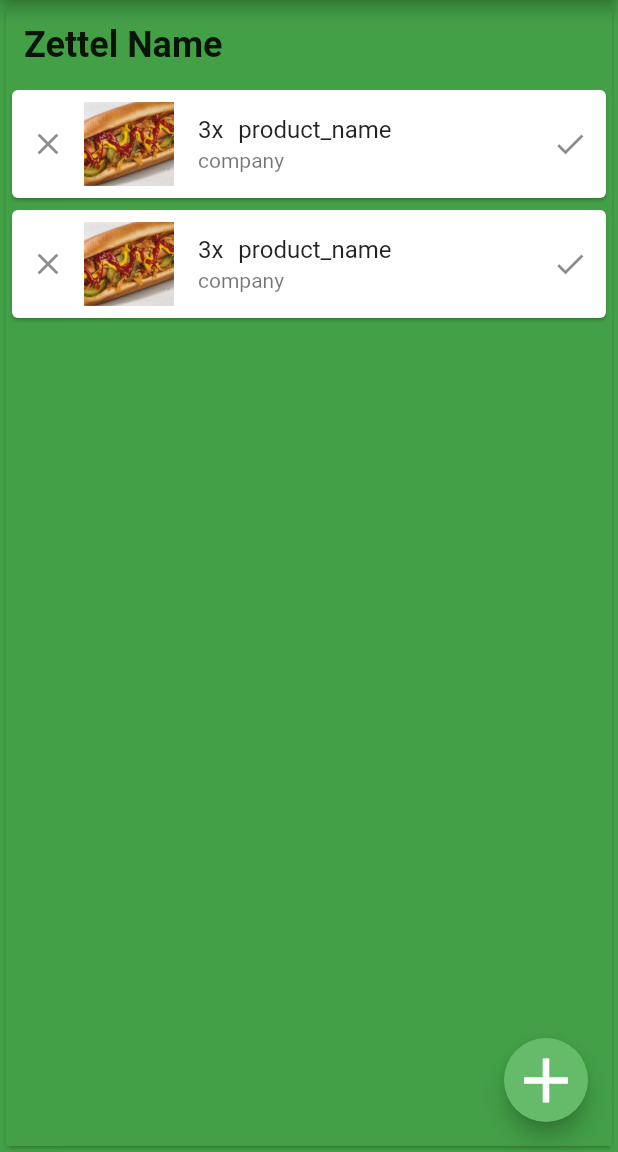
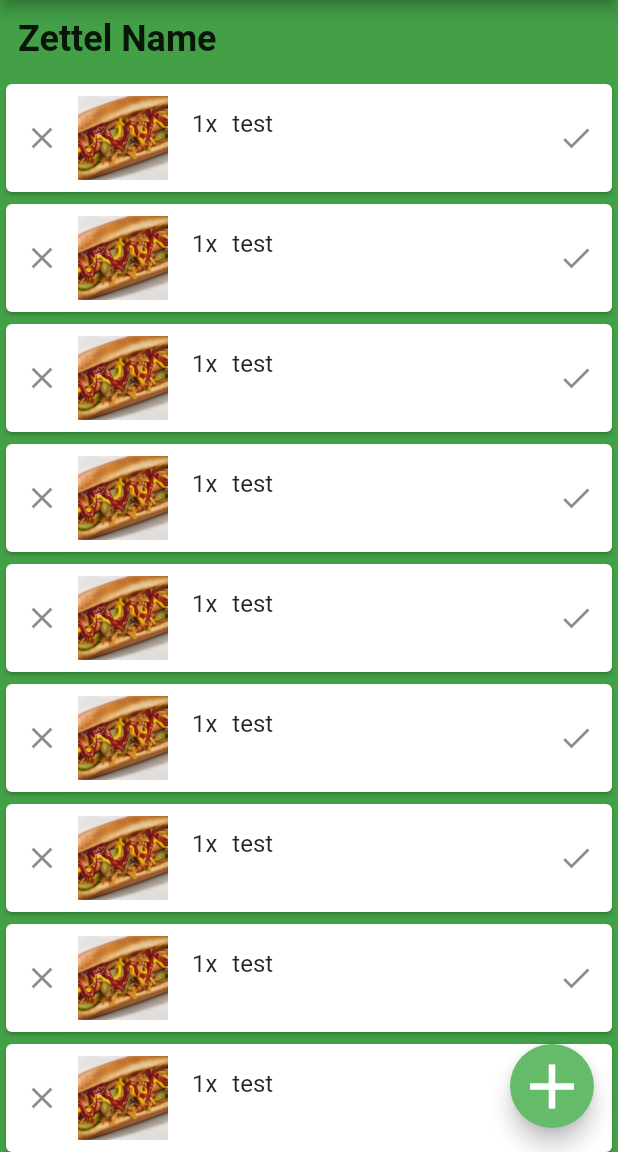
Before and after one commit to JoSchae/einkaufszettel, a Flutter app: the screen it shows after launch, after a tap on the "clear" icon, on a phone screen of 412 x 824 dp, the part 84-1236 px from its top. Run offline on Flutter 3.47's test engine with Material 2 defaults, Android fonts, the phone set to English and light mode, and no system bars.

```diff
--- a/lib/home/mainpage.dart
+++ b/lib/home/mainpage.dart
@@ -3,26 +3,12 @@ import 'package:einkaufszettel/appbar/customAppBar.dart';
 import 'package:einkaufszettel/item_list/custom_items_list.dart';
 import 'package:flutter/material.dart';
 
-class MainPage extends StatefulWidget {
-  @override
-  _MainPageState createState() => _MainPageState();
-}
-
-class _MainPageState extends State<MainPage> {
-  List<CustomListItemObject> items;
-
-  // @override
-  // void initState() {
-  //   super.initState();
-  // }
-
+class MainPage extends StatelessWidget {
   @override
   Widget build(BuildContext context) {
     return Scaffold(
       appBar: CustomAppBar(),
-      body: Card(
-        color: Colors.green.shade600,
-        child: Column(
+      body: Column(
         children: <Widget>[
           Padding(
             padding: const EdgeInsets.all(12.0),
@@ -39,23 +25,64 @@ class _MainPageState extends State<MainPage> {
           Expanded(child: CustomItemsList())
         ],
       ),
-      ),
       backgroundColor: Colors.green.shade600,
     );
   }
+}
 
-  // _addToList(CustomListItemObject item) {
-  //   setState(() {
-  //     this.items.add(item);
-  //   });
+// class MainPage extends StatefulWidget {
+//   @override
+//   _MainPageState createState() => _MainPageState();
 // }
 
-  // removeFromList(int itemIndex) {
-  //   setState(() {
-  //     items.removeAt(itemIndex);
-  //   });
+// class _MainPageState extends State<MainPage> {
+//   List<CustomListItemObject> items;
+
+//   // @override
+//   // void initState() {
+//   //   super.initState();
+//   // }
+
+//   @override
+//   Widget build(BuildContext context) {
+//     return Scaffold(
+//       appBar: CustomAppBar(),
+//       body: Card(
+//         color: Colors.green.shade600,
+//         child: Column(
+//           children: <Widget>[
+//             Padding(
+//               padding: const EdgeInsets.all(12.0),
+//               child: Row(
+//                 children: <Widget>[
+//                   Text(
+//                     "Zettel Name",
+//                     style:
+//                         TextStyle(fontSize: 24.0, fontWeight: FontWeight.bold),
+//                   ),
+//                 ],
+//               ),
+//             ),
+//             Expanded(child: CustomItemsList())
+//           ],
+//         ),
+//       ),
+//       backgroundColor: Colors.green.shade600,
+//     );
+//   }
+
+//   // _addToList(CustomListItemObject item) {
+//   //   setState(() {
+//   //     this.items.add(item);
+//   //   });
+//   // }
+
+//   // removeFromList(int itemIndex) {
+//   //   setState(() {
+//   //     items.removeAt(itemIndex);
+//   //   });
+//   // }
 // }
-}
 
 // class MainPage extends StatelessWidget {
 //   final List<CustomListItemObject> items = [
--- a/lib/item_list/add_cartitem_button.dart
+++ b/lib/item_list/add_cartitem_button.dart
@@ -3,9 +3,9 @@ import 'package:einkaufszettel/item_list/add_dialog.dart';
 import 'package:flutter/material.dart';
 
 class AddCartItemButton extends StatefulWidget {
-  final ValueChanged<CustomListItemObject> parentAction;
+  // final ValueChanged<CustomListItemObject> parentAction;
 
-  const AddCartItemButton({Key key, this.parentAction}) : super(key: key);
+  // const AddCartItemButton({Key key, this.parentAction}) : super(key: key);
 
   @override
   _AddCartItemButtonState createState() => _AddCartItemButtonState();
@@ -17,7 +17,7 @@ class _AddCartItemButtonState extends State<AddCartItemButton> {
         onPressed: () {
           showDialog(
               context: context,
-              builder: (BuildContext context) => AddItemDialog(parentAction: widget.parentAction));
+              builder: (BuildContext context) => AddItemDialog());
           // widget.parentAction();
         },
         child: Icon(
--- a/lib/item_list/bloc/item_list_provider.dart
+++ b/lib/item_list/bloc/item_list_provider.dart
@@ -2,7 +2,38 @@ import 'package:einkaufszettel/_models/CustomListItemObject.dart';
 import 'package:flutter/material.dart';
 
 class ItemListProvider {
-  List<CustomListItemObject> currentList = [];
+  List<CustomListItemObject> currentList = [
+    new CustomListItemObject(
+        id: new UniqueKey(), name: "test", amount: 1, created: DateTime.now()),
+    new CustomListItemObject(
+        id: new UniqueKey(), name: "test", amount: 1, created: DateTime.now()),
+    new CustomListItemObject(
+        id: new UniqueKey(), name: "test", amount: 1, created: DateTime.now()),
+    new CustomListItemObject(
+        id: new UniqueKey(), name: "test", amount: 1, created: DateTime.now()),
+    new CustomListItemObject(
+        id: new UniqueKey(), name: "test", amount: 1, created: DateTime.now()),
+    new CustomListItemObject(
+        id: new UniqueKey(), name: "test", amount: 1, created: DateTime.now()),
+    new CustomListItemObject(
+        id: new UniqueKey(), name: "test", amount: 1, created: DateTime.now()),
+    new CustomListItemObject(
+        id: new UniqueKey(), name: "test", amount: 1, created: DateTime.now()),
+    new CustomListItemObject(
+        id: new UniqueKey(), name: "test", amount: 1, created: DateTime.now()),
+    new CustomListItemObject(
+        id: new UniqueKey(), name: "test", amount: 1, created: DateTime.now()),
+    new CustomListItemObject(
+        id: new UniqueKey(), name: "test", amount: 1, created: DateTime.now()),
+    new CustomListItemObject(
+        id: new UniqueKey(), name: "test", amount: 1, created: DateTime.now()),
+    new CustomListItemObject(
+        id: new UniqueKey(), name: "test", amount: 1, created: DateTime.now()),
+    new CustomListItemObject(
+        id: new UniqueKey(), name: "test", amount: 1, created: DateTime.now()),
+    new CustomListItemObject(
+        id: new UniqueKey(), name: "test", amount: 1, created: DateTime.now())
+  ];
 
   void addToCurrentList(CustomListItemObject item) {
     currentList.add(item);
--- a/lib/item_list/custom_items_list.dart
+++ b/lib/item_list/custom_items_list.dart
@@ -4,31 +4,55 @@ import 'package:einkaufszettel/item_list/bloc/item_list_bloc.dart';
 import 'package:einkaufszettel/item_list/list_item.dart';
 import 'package:flutter/material.dart';
 
-class CustomItemsList extends StatefulWidget {
-  final ValueChanged<CustomListItemObject> parentAction;
+// class CustomItemsList extends StatefulWidget {
+//   final ValueChanged<CustomListItemObject> parentAction;
 
-  const CustomItemsList({Key key, this.parentAction}) : super(key: key);
+//   const CustomItemsList({Key key, this.parentAction}) : super(key: key);
 
-  @override
-  _CustomItemsListState createState() => _CustomItemsListState();
-}
+//   @override
+//   _CustomItemsListState createState() => _CustomItemsListState();
+// }
 
-class _CustomItemsListState extends State<CustomItemsList> {
-  List<CustomListItemObject> items;
+// class _CustomItemsListState extends State<CustomItemsList> {
+//   List<CustomListItemObject> items;
 
-  @override
-  void initState() {
-    this.items = [
-      new CustomListItemObject(
-          id: UniqueKey(),
-          name: "product_name",
-          amount: 3,
-          company: "company",
-          created: DateTime.now())
-    ];
-    super.initState();
-  }
+//   @override
+//   void initState() {
+//     this.items = [
+//       new CustomListItemObject(
+//           id: UniqueKey(),
+//           name: "product_name",
+//           amount: 3,
+//           company: "company",
+//           created: DateTime.now())
+//     ];
+//     super.initState();
+//   }
 
+//   @override
+//   Widget build(BuildContext context) {
+//     return Scaffold(
+//       body: StreamBuilder<List<CustomListItemObject>>(
+//           stream: itemListBloc.getList,
+//           initialData: itemListBloc.provider.currentList,
+//           builder: (BuildContext context,
+//               AsyncSnapshot<List<CustomListItemObject>> snapshot) {
+//             return _getListView(snapshot.data);
+//           }),
+//       floatingActionButton: AddCartItemButton(),
+//       backgroundColor: Colors.green.shade600,
+//     );
+//   }
+
+//   _getListView(List<CustomListItemObject> data) {
+//     return ListView.builder(
+//         itemCount: data.length,
+//         itemBuilder: (BuildContext context, int index) =>
+//             CustomListItem(itemObject: data[index]));
+//   }
+// }
+
+class CustomItemsList extends StatelessWidget {
   @override
   Widget build(BuildContext context) {
     return Scaffold(
@@ -39,73 +63,15 @@ class _CustomItemsListState extends State<CustomItemsList> {
               AsyncSnapshot<List<CustomListItemObject>> snapshot) {
             return _getListView(snapshot.data);
           }),
-      floatingActionButton: AddCartItemButton(
-        parentAction: itemListBloc.addItemToList(new CustomListItemObject(
-            id: UniqueKey(),
-            name: "product_name",
-            amount: 3,
-            company: "company",
-            created: DateTime.now())),
-      ),
+      floatingActionButton: AddCartItemButton(),
       backgroundColor: Colors.green.shade600,
     );
-    // return Scaffold(
-    //   body: ListView.builder(
-    //       itemCount: items.length,
-    //       itemBuilder: (BuildContext context, int index) => CustomListItem(
-    //           itemObject: items[index],
-    //           removeItemAction: _removeItem,
-    //           resolveItemAction: _resolveItem)),
-    //   floatingActionButton: AddCartItemButton(
-    //     parentAction: _addToList,
-    //   ),
-    //   backgroundColor: Colors.green.shade600,
-    // );
   }
 
   _getListView(List<CustomListItemObject> data) {
     return ListView.builder(
         itemCount: data.length,
-        itemBuilder: (BuildContext context, int index) => CustomListItem(
-            itemObject: data[index],
-            removeItemAction: _removeItem,
-            resolveItemAction: _resolveItem));
-  }
-
-  _removeItem(UniqueKey itemId) {
-    setState(() {
-      this.items.removeWhere((item) => item.id == itemId);
-    });
-  }
-
-  _resolveItem(UniqueKey itemId) {
-    setState(() {
-      this.items.removeWhere((item) => item.id == itemId);
-    });
-  }
-
-  _addToList(CustomListItemObject item) {
-    setState(() {
-      this.items.add(item);
-    });
+        itemBuilder: (BuildContext context, int index) =>
+            CustomListItem(itemObject: data[index]));
   }
 }
-
-// class CustomItemsList extends StatelessWidget {
-
-//   final List<CustomListItemObject> items;
-
-//   CustomItemsList({Key key, this.items}) : super(key: key);
-
-//   @override
-//   Widget build(BuildContext context) {
-//     return ListView.builder(
-//         itemCount: items.length,
-//         itemBuilder: (BuildContext context, int index) =>
-//             CustomListItem(itemObject: items[index], parentAction: ,));
-//   }
-
-//   _removeItem(String itemId) {
-
-//   }
-// }
--- a/lib/item_list/list_item.dart
+++ b/lib/item_list/list_item.dart
@@ -1,13 +1,11 @@
 import 'package:einkaufszettel/_models/CustomListItemObject.dart';
+import 'package:einkaufszettel/item_list/bloc/item_list_bloc.dart';
 import 'package:flutter/material.dart';
 
 class CustomListItem extends StatelessWidget {
-    final CustomListItemObject itemObject;
-    final ValueChanged<UniqueKey> removeItemAction;
-    final ValueChanged<UniqueKey> resolveItemAction;
+  final CustomListItemObject itemObject;
 
-
-  const CustomListItem({Key key, this.itemObject, this.removeItemAction, this.resolveItemAction}) : super(key: key);
+  const CustomListItem({Key key, this.itemObject}) : super(key: key);
 
   @override
   Widget build(BuildContext context) => Card(
@@ -16,9 +14,11 @@ class CustomListItem extends StatelessWidget {
           leading: Row(
             mainAxisSize: MainAxisSize.min,
             children: <Widget>[
-              IconButton(icon: Icon(Icons.clear), onPressed: () {
-                this.removeItemAction(itemObject.id);
-              }),
+              IconButton(
+                  icon: Icon(Icons.clear),
+                  onPressed: () {
+                    itemListBloc.removeItemFromList(this.itemObject.id);
+                  }),
               Container(
                 width: 60.0,
                 height: 60.0,
@@ -38,9 +38,11 @@ class CustomListItem extends StatelessWidget {
               Text(itemObject.name),
             ],
           ),
-          subtitle: Text(itemObject.company),
-          trailing: IconButton(icon: Icon(Icons.done), onPressed: () {
-                this.resolveItemAction(itemObject.id);
+          subtitle: this.itemObject.company == null ? Container() : Text(itemObject.company),
+          trailing: IconButton(
+              icon: Icon(Icons.done),
+              onPressed: () {
+                itemListBloc.resolveItemAsBought(this.itemObject.id);
               }),
         ),
       );
```
Also changed, not shown: lib/item_list/add_dialog.dart (+5 -3 lines), lib/item_list/bloc/item_list_bloc.dart (+5 -4 lines). Lines whose indentation alone changed are shown as unchanged.
